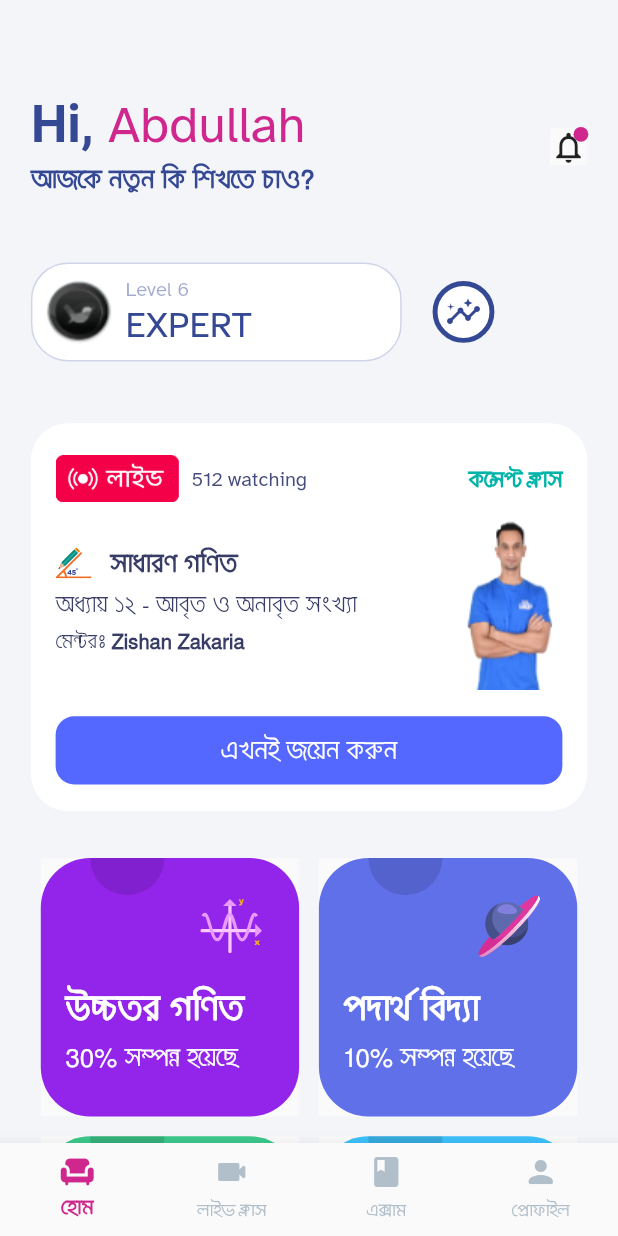
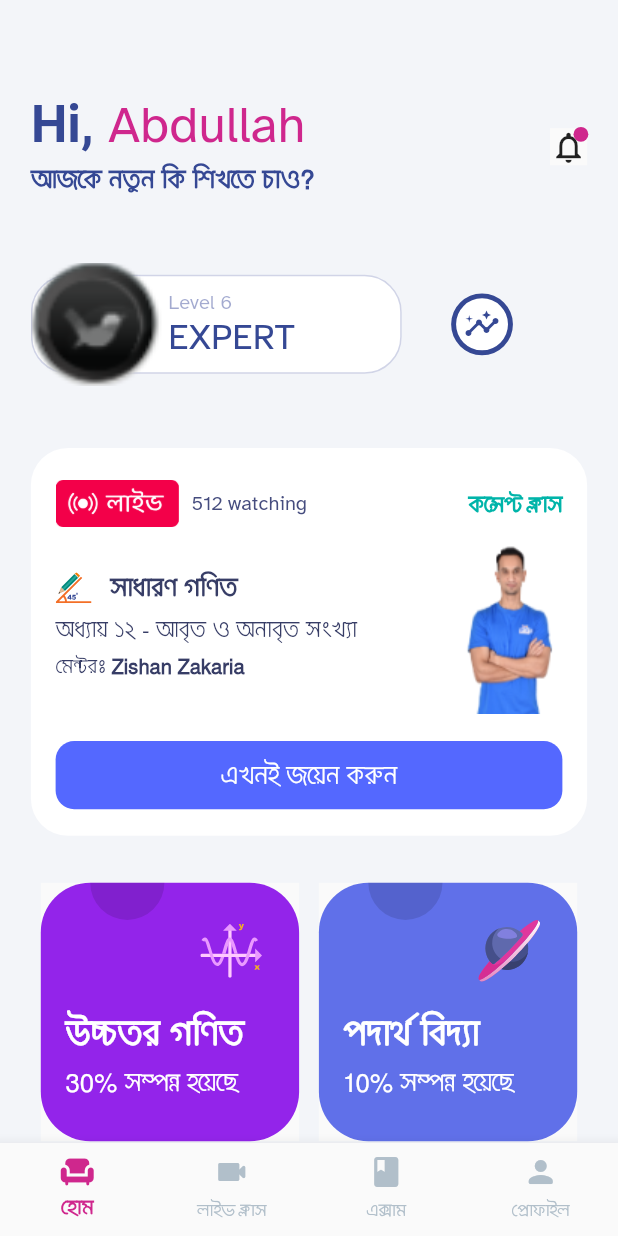
Before and after one commit to bihim/Shikho-Flutter-App-Design, a Flutter app: the screen it shows after launch, on a phone screen of 412 x 824 dp. Run offline on Flutter 3.47's test engine with Material 2 defaults, Android fonts, the phone set to English and light mode, and no system bars; drawn by our look-alikes of badges; our stand-ins replace flutter_svg, fluttertoast, get, responsive_sizer.

Commit message:
Update home_screen.dart

```diff
--- a/lib/view/screens/home_screen.dart
+++ b/lib/view/screens/home_screen.dart
@@ -308,7 +308,7 @@ class HomeScreen extends StatelessWidget {
                                   ),
                                 ),
                               ),
-                              onPressed:GlobalValues.toast,
+                              onPressed: GlobalValues.toast,
                               child: Padding(
                                 padding: EdgeInsets.symmetric(vertical: 1.h),
                                 child: Text(
@@ -848,6 +848,12 @@ class HomeScreen extends StatelessWidget {
     return Row(
       children: [
         Container(
+          height: 10.h,
+          width: 63.w,
+          child: Stack(
+            alignment: Alignment.centerLeft,
+            children: [
+              Container(
                 height: 8.h,
                 width: 60.w,
                 decoration: BoxDecoration(
@@ -859,7 +865,9 @@ class HomeScreen extends StatelessWidget {
                 ),
                 child: Row(
                   children: [
-              Image.asset('assets/expertise_level.png'),
+                    SizedBox(
+                      width: 22.w,
+                    ),
                     RichText(
                       text: TextSpan(
                         children: [
@@ -882,6 +890,21 @@ class HomeScreen extends StatelessWidget {
                           ),
                         ],
                       ),
+                    ),
+                  ],
+                ),
+              ),
+              Positioned(
+                child: Padding(
+                  padding: EdgeInsets.fromLTRB(0.7.h, 0.5.h, 0, 0.5.h),
+                  child: Image.asset(
+                    'assets/expertise_level.png',
+                    height: 15.h,
+                    width: 30.w,
+                    fit: BoxFit.fill,
+                  ),
+                ),
+                left: -3.h,
               ),
             ],
           ),
```
Lines whose indentation alone changed are shown as unchanged.
